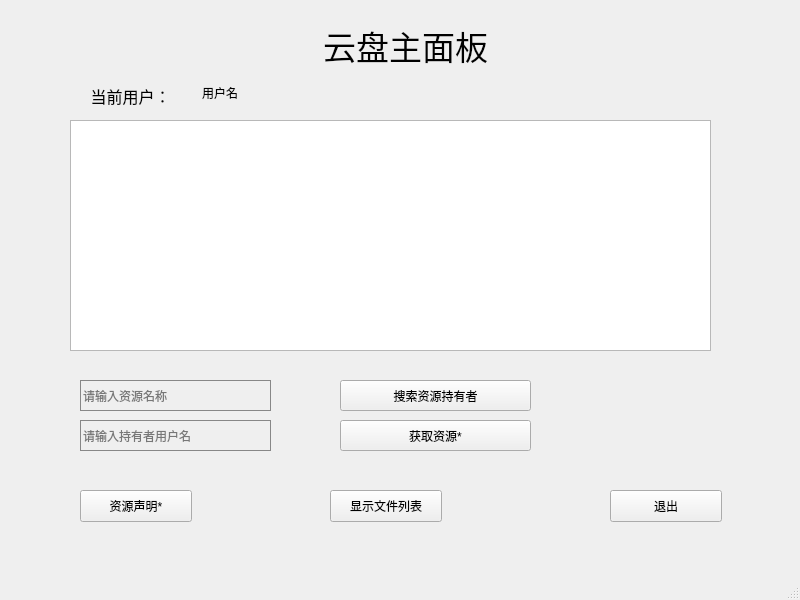
Qt form pan/Ui_panWindow.ui (lilyht/socketproject) before a commit.
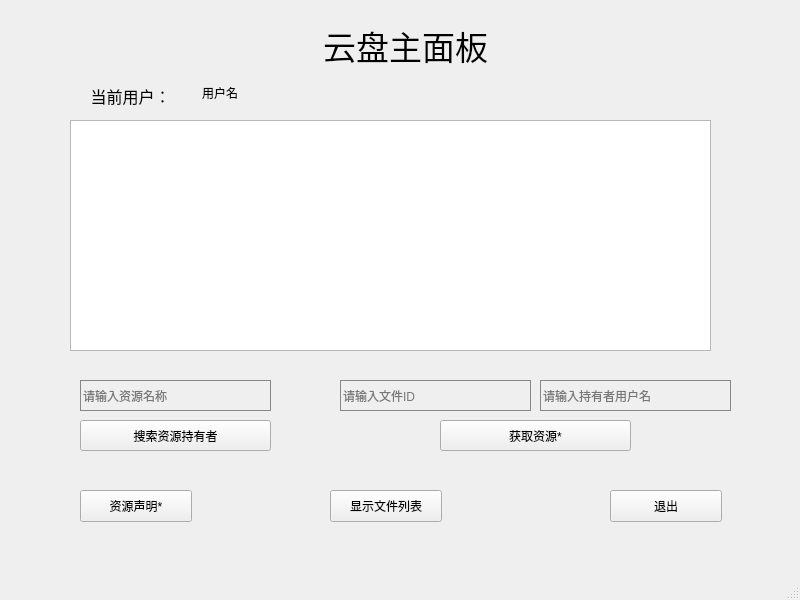
The same form after that commit.

```diff
--- a/pan/Ui_panWindow.ui
+++ b/pan/Ui_panWindow.ui
@@ -103,8 +103,8 @@
    <widget class="QPushButton" name="searchButton">
     <property name="geometry">
      <rect>
-      <x>340</x>
-      <y>380</y>
+      <x>80</x>
+      <y>420</y>
       <width>191</width>
       <height>31</height>
      </rect>
@@ -152,7 +152,7 @@
    <widget class="QPushButton" name="queryButton">
     <property name="geometry">
      <rect>
-      <x>340</x>
+      <x>440</x>
       <y>420</y>
       <width>191</width>
       <height>31</height>
@@ -174,8 +174,8 @@
    <widget class="QLineEdit" name="queryLine">
     <property name="geometry">
      <rect>
-      <x>80</x>
-      <y>420</y>
+      <x>340</x>
+      <y>380</y>
       <width>191</width>
       <height>31</height>
      </rect>
@@ -191,7 +191,7 @@
      <string/>
     </property>
     <property name="placeholderText">
-     <string>请输入持有者用户名</string>
+     <string>请输入文件ID</string>
     </property>
    </widget>
    <widget class="QTableView" name="resultTable">
@@ -233,6 +233,29 @@
      <set>Qt::AlignCenter</set>
     </property>
    </widget>
+   <widget class="QLineEdit" name="queryUserLine">
+    <property name="geometry">
+     <rect>
+      <x>540</x>
+      <y>380</y>
+      <width>191</width>
+      <height>31</height>
+     </rect>
+    </property>
+    <property name="styleSheet">
+     <string notr="true">font: 25 9pt &quot;微软雅黑 Light&quot;;
+border-style: none;
+border: 1px solid rgb(135, 135, 135);
+background-color: rgba(255,255,255,0)
+</string>
+    </property>
+    <property name="text">
+     <string/>
+    </property>
+    <property name="placeholderText">
+     <string>请输入持有者用户名</string>
+    </property>
+   </widget>
   </widget>
   <widget class="QMenuBar" name="menubar">
    <property name="geometry">
```
Left out of the diff: 4 changed lines with no effect on the pictures.
